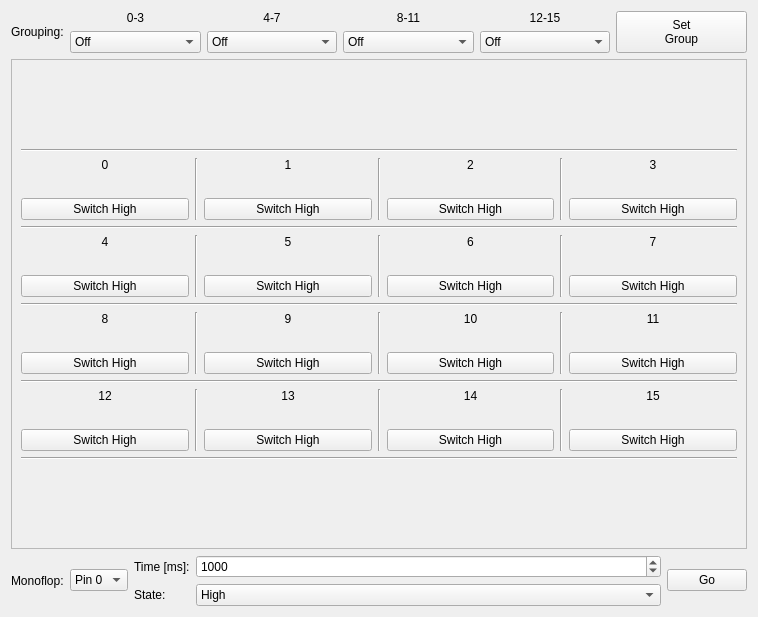
First picture: the form in src/brickv/plugin_system/plugins/industrial_digital_out_4/ui/industrial_digital_out_4.ui, repository Tinkerforge/brickv, before the edit.
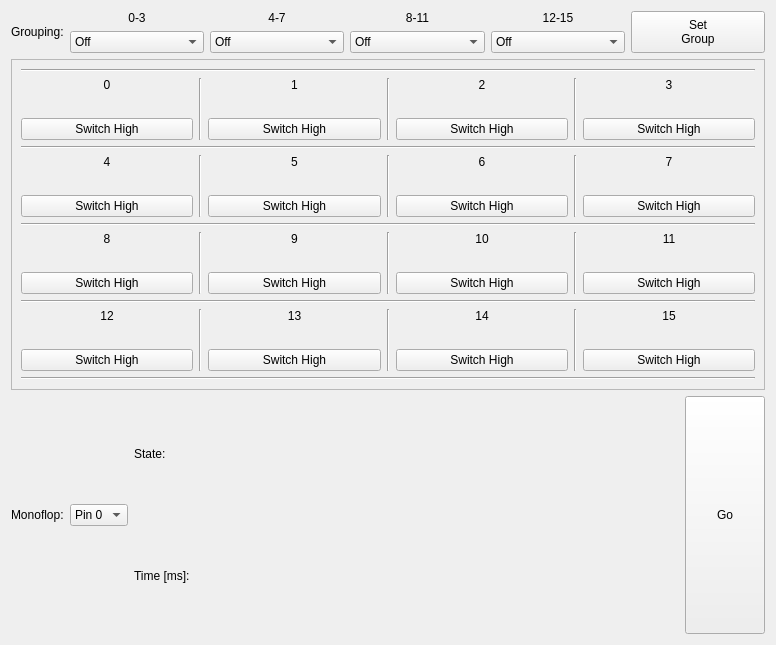
Second picture: the form after the edit.

Commit message:
Refactor and unify monoflop logic
Workaround Industrial Digital Out 4 Bricklet 2.0 and IO-4 Bricklet 2.0
firmware bugs.

Patch:
```diff
--- a/src/brickv/plugin_system/plugins/industrial_digital_out_4/ui/industrial_digital_out_4.ui
+++ b/src/brickv/plugin_system/plugins/industrial_digital_out_4/ui/industrial_digital_out_4.ui
@@ -6,8 +6,8 @@
    <rect>
     <x>0</x>
     <y>0</y>
-    <width>758</width>
-    <height>617</height>
+    <width>776</width>
+    <height>645</height>
    </rect>
   </property>
   <property name="windowTitle">
@@ -227,8 +227,8 @@
        <rect>
         <x>0</x>
         <y>0</y>
-        <width>738</width>
-        <height>467</height>
+        <width>756</width>
+        <height>413</height>
        </rect>
       </property>
       <layout class="QVBoxLayout" name="verticalLayout_24">
@@ -940,13 +940,6 @@
      </item>
      <item>
       <layout class="QVBoxLayout" name="verticalLayout_23">
-       <item>
-        <widget class="QLabel" name="monoflop_label2">
-         <property name="text">
-          <string>Time [ms]:</string>
-         </property>
-        </widget>
-       </item>
        <item>
         <widget class="QLabel" name="label_6">
          <property name="text">
@@ -954,41 +947,33 @@
          </property>
         </widget>
        </item>
+       <item>
+        <widget class="QLabel" name="monoflop_label2">
+         <property name="text">
+          <string>Time [ms]:</string>
+         </property>
+        </widget>
+       </item>
       </layout>
      </item>
      <item>
       <layout class="QVBoxLayout" name="verticalLayout_22">
        <item>
-        <widget class="QSpinBox" name="monoflop_time">
-         <property name="minimum">
-          <number>1</number>
-         </property>
-         <property name="maximum">
-          <number>2147483647</number>
-         </property>
-         <property name="value">
-          <number>1000</number>
-         </property>
-        </widget>
+        <widget class="QStackedWidget" name="monoflop_state_stack"/>
        </item>
        <item>
-        <widget class="QComboBox" name="monoflop_state">
-         <item>
-          <property name="text">
-           <string>High</string>
-          </property>
-         </item>
-         <item>
-          <property name="text">
-           <string>Low</string>
-          </property>
-         </item>
-        </widget>
+        <widget class="QStackedWidget" name="monoflop_time_stack"/>
        </item>
       </layout>
      </item>
      <item>
       <widget class="QPushButton" name="monoflop_go">
+       <property name="sizePolicy">
+        <sizepolicy hsizetype="Minimum" vsizetype="Minimum">
+         <horstretch>0</horstretch>
+         <verstretch>0</verstretch>
+        </sizepolicy>
+       </property>
        <property name="text">
         <string>Go</string>
        </property>
```
The commit also changes 27 other files.
